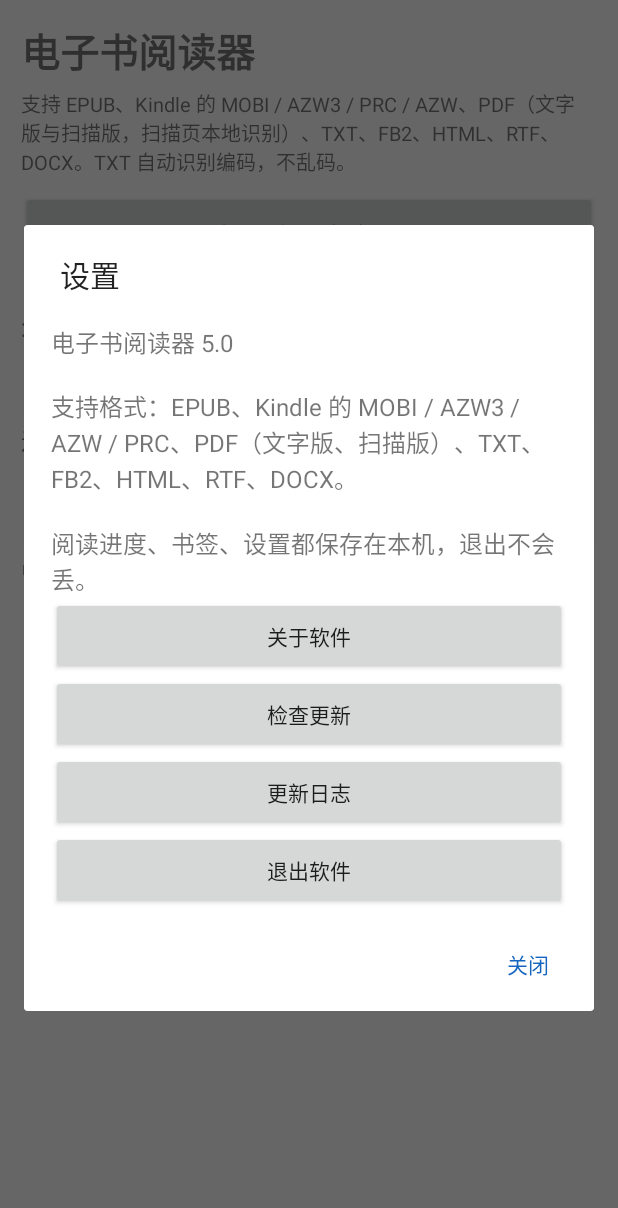
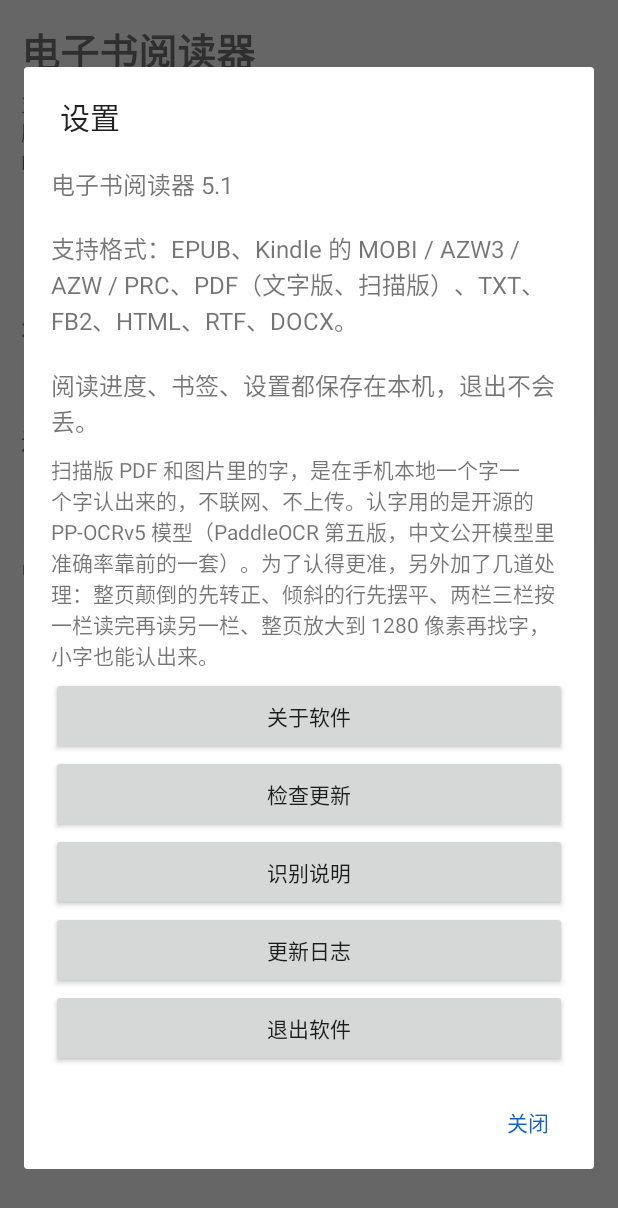
Before and after one commit to hzj1770niu/ebook-reader, an Android app: the screen it shows after launch (MainActivity), after a tap on "设置", on a phone screen of 412 x 824 dp. Shown: the top 1208 px of the screen. Run offline under Robolectric (Android 15) with nearby library versions, the phone set to English and light mode, and no system bars; pictures from the network do not load.

Commit message:
5.1: 识别说明、检测放大到 1280

```diff
--- a/app/build.gradle
+++ b/app/build.gradle
@@ -17,8 +17,8 @@ android {
         applicationId "com.zz.reader.pro"
         minSdk 21
         targetSdk 33
-        versionCode 31
-        versionName "5.0"
+        versionCode 32
+        versionName "5.1"
         resConfigs "zh", "en"
         ndk {
             abiFilters "arm64-v8a", "armeabi-v7a"
--- a/app/src/main/java/com/zz/reader/pro/MainActivity.java
+++ b/app/src/main/java/com/zz/reader/pro/MainActivity.java
@@ -150,6 +150,16 @@ public class MainActivity extends Activity {
                 + "阅读进度、书签、设置都保存在本机，退出不会丢。");
         box.addView(info);
 
+        TextView ocrNote = new TextView(this);
+        ocrNote.setTextSize(14);
+        ocrNote.setFocusable(true);
+        ocrNote.setPadding(0, dp(10), 0, dp(4));
+        ocrNote.setText("扫描版 PDF 和图片里的字，是在手机本地一个字一个字认出来的，不联网、不上传。"
+                + "认字用的是开源的 PP-OCRv5 模型（PaddleOCR 第五版，中文公开模型里准确率靠前的一套）。"
+                + "为了认得更准，另外加了几道处理：整页颠倒的先转正、倾斜的行先摆平、"
+                + "两栏三栏按一栏读完再读另一栏、整页放大到 1280 像素再找字，小字也能认出来。");
+        box.addView(ocrNote);
+
         Button about = new Button(this);
         about.setText("关于软件");
         about.setMinHeight(dp(52));
@@ -162,6 +172,13 @@ public class MainActivity extends Activity {
         check.setContentDescription("检查更新，联网查有没有新版本");
         check.setOnClickListener(v -> UpdateChecker.check(this));
         box.addView(check);
+
+        Button ocrInfo = new Button(this);
+        ocrInfo.setText("识别说明");
+        ocrInfo.setMinHeight(dp(52));
+        ocrInfo.setContentDescription("识别说明：扫描版 PDF 用的是什么模型，打开书时后台在做什么");
+        ocrInfo.setOnClickListener(v -> showOcrInfo());
+        box.addView(ocrInfo);
 
         Button log = new Button(this);
         log.setText("更新日志");
@@ -217,9 +234,33 @@ public class MainActivity extends Activity {
                 + "出于方便使用的目的对外分发。\n\n"
                 + "本应用联网仅用于检查软件更新，所有数据仅保存在本机，不会上传到任何服务器。\n\n"
                 + "支持格式：EPUB、Kindle 的 MOBI / AZW3 / AZW / PRC、PDF（文字版、扫描版）、"
-                + "TXT、FB2、HTML、RTF、DOCX。";
+                + "TXT、FB2、HTML、RTF、DOCX。\n\n"
+                + "扫描版 PDF 的识别在手机本地完成，用的是开源 PP-OCRv5 模型（PaddleOCR 第五版）。";
         new AlertDialog.Builder(this)
                 .setTitle("关于软件")
+                .setMessage(text)
+                .setPositiveButton("关闭", null)
+                .show();
+    }
+
+    /** 识别说明：用的是什么模型、打开书时后台干什么 */
+    private void showOcrInfo() {
+        String text = "扫描版 PDF 的文字识别，在手机本地完成，不联网、不上传。\n\n"
+                + "用的是开源模型 PP-OCRv5，也就是 PaddleOCR 的第五代，一共三个：\n"
+                + "一、方向分类：判断整页是不是颠倒或横躺，颠倒的先转正再识别。\n"
+                + "二、文字检测：把整页里每一行文字框出来，倾斜的行先摆正再切图。\n"
+                + "三、文字识别：逐行转成文字，按左栏读完再读右栏的顺序拼回正文。\n\n"
+                + "为了认得更准，检测时把整页放大到长边 1280 再算；两栏三栏自动判断栏数；"
+                + "文字层本身坏掉的页（字体没有对应关系的）也会改用识别结果，并用识别结果校对。\n\n"
+                + "打开一本书的时候：\n"
+                + "一、先立刻把书打开，只读目录和已有文字，不在这里做识别，书是秒开的。\n"
+                + "二、扫描页先放一句“第 N 页正在本地识别”，这些页现在就能翻，不会卡住。\n"
+                + "三、屏幕亮着的时候，后台一页一页往下识别，手机不卡的时候才做，优先级给得很低。\n"
+                + "四、每认完一页就把文字填回那一页，你翻回去看就是识别后的正文，位置不会跳。\n"
+                + "五、有语音进度：“打开好了，正在后台识别，共 N 页”“第 N 页识别好了”“都做完了”。\n"
+                + "六、识别结果按页存下来，下次打开同一本书不用重认。";
+        new AlertDialog.Builder(this)
+                .setTitle("识别说明")
                 .setMessage(text)
                 .setPositiveButton("关闭", null)
                 .show();
@@ -239,6 +280,11 @@ public class MainActivity extends Activity {
                 + "识别进度用语音提示，失败会说出原因。\n\n"
                 + "4.8\n"
                 + "启动时自动检查一次更新，发现新版本才弹窗；设置里加开关，可以关掉自动检查。\n\n"
+                + "5.1\n"
+                + "识别整页放大到 1280 像素再找字，小字更准；设置里加了一段识别的说明，写清用的是开源 PP-OCRv5。\n\n"
+                + "5.1\n"
+                + "设置里加识别说明，讲清用的是开源 PP-OCRv5 模型，以及打开书时后台在做什么；"
+                + "检测时把整页放大到长边 1280 再算，小字认得更准。\n\n"
                 + "5.0\n"
                 + "书库支持长按进入多选，可批量删除、批量移到分类、新建分类；书签可以批量删除；"
                 + "首次使用声明只弹一次，按钮改为“确定”。\n\n"
@@ -251,6 +297,11 @@ public class MainActivity extends Activity {
                 + "检查更新改为读取发布仓库里的版本清单，能在软件里直接看到版本号、更新说明和下载地址。\n\n"
                 + "4.6\n"
                 + "第一次打开软件时弹一次作者与声明，读屏会念出来。\n\n"
+                + "5.1\n"
+                + "识别整页放大到 1280 像素再找字，小字更准；设置里加了一段识别的说明，写清用的是开源 PP-OCRv5。\n\n"
+                + "5.1\n"
+                + "设置里加识别说明，讲清用的是开源 PP-OCRv5 模型，以及打开书时后台在做什么；"
+                + "检测时把整页放大到长边 1280 再算，小字认得更准。\n\n"
                 + "5.0\n"
                 + "书库支持长按进入多选，可批量删除、批量移到分类、新建分类；书签可以批量删除；"
                 + "首次使用声明只弹一次，按钮改为“确定”。\n\n"
@@ -258,6 +309,11 @@ public class MainActivity extends Activity {
                 + "更新清单改用新的地址并加了不走缓存的请求头，刚发布的新版本可以马上被检查到。\n\n"
                 + "4.8\n"
                 + "启动时自动检查一次更新，发现新版本才弹窗；设置里加开关，可以关掉自动检查。\n\n"
+                + "5.1\n"
+                + "识别整页放大到 1280 像素再找字，小字更准；设置里加了一段识别的说明，写清用的是开源 PP-OCRv5。\n\n"
+                + "5.1\n"
+                + "设置里加识别说明，讲清用的是开源 PP-OCRv5 模型，以及打开书时后台在做什么；"
+                + "检测时把整页放大到长边 1280 再算，小字认得更准。\n\n"
                 + "5.0\n"
                 + "书库支持长按进入多选，可批量删除、批量移到分类、新建分类；书签可以批量删除；"
                 + "首次使用声明只弹一次，按钮改为“确定”。\n\n"
--- a/app/src/main/java/com/zz/reader/pro/core/OcrEngine.java
+++ b/app/src/main/java/com/zz/reader/pro/core/OcrEngine.java
@@ -203,7 +203,8 @@ public class OcrEngine {
     // ---------------- 检测 ----------------
 
     private List<Box> detect(Bitmap src) throws Exception {
-        int maxSide = 1024;
+        // 整页放大到 1280 再找字：小字、密排的正文比 1024 认得更全
+        int maxSide = 1280;
         float scale = Math.min(1f, maxSide / (float) Math.max(src.getWidth(), src.getHeight()));
         int w = Math.max(32, (((int) (src.getWidth() * scale)) / 32) * 32);
         int h = Math.max(32, (((int) (src.getHeight() * scale)) / 32) * 32);
```
Also changed, not shown: 2 other files.
